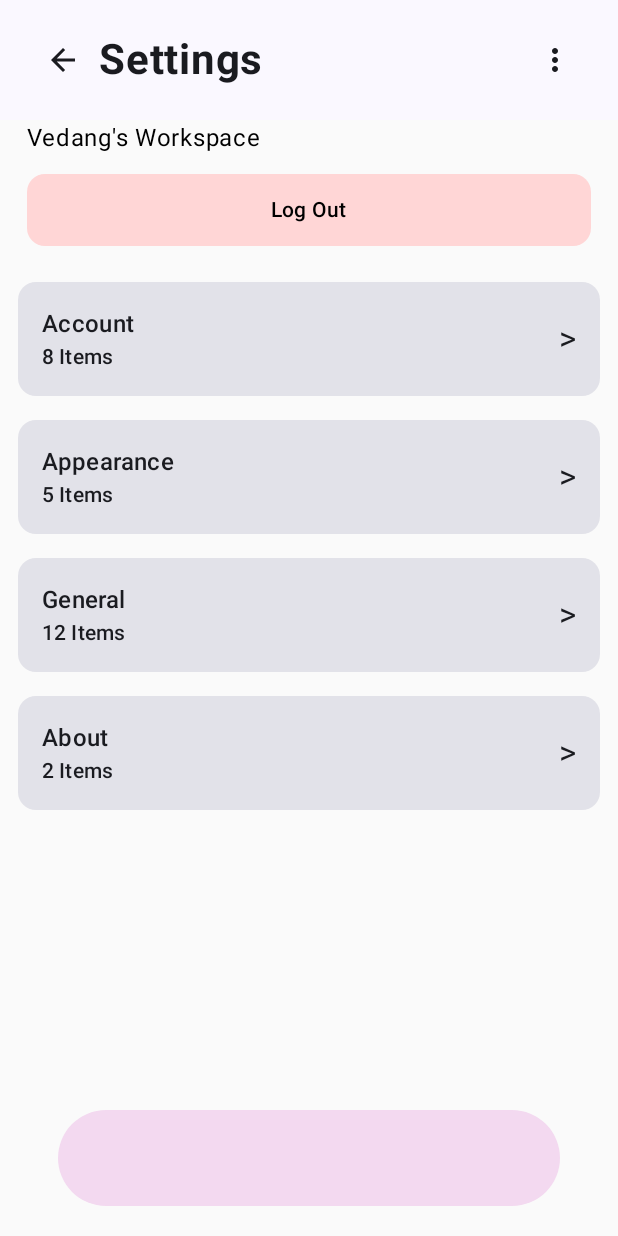
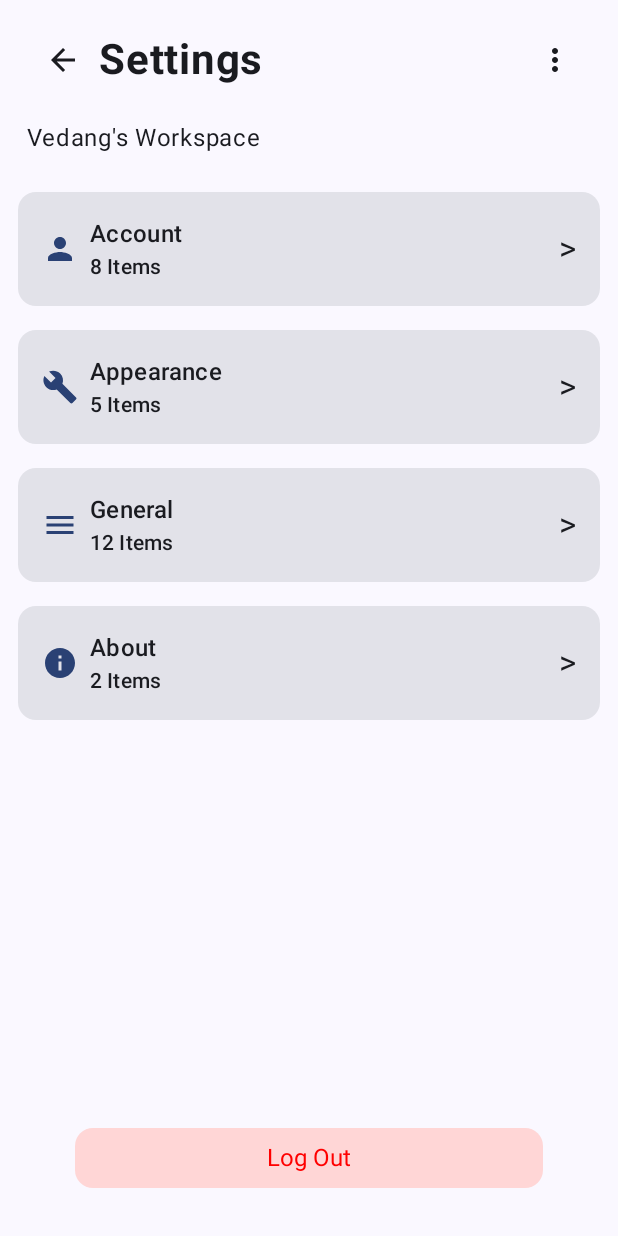
Before and after one commit to n3ominer/JustDoIt, an Android app built with Jetpack Compose: the SettingsScreen screen opened through its navigation route, on a phone screen of 412 x 824 dp. Run offline under Robolectric (Android 15) with nearby library versions, the phone set to English and light mode, and no system bars.

Commit message:
Fixed dome code for UI purpose
- Theme colors
- Padding

```diff
--- a/app/src/main/java/com/example/justdoit/ui/components/BottomBar.kt
+++ b/app/src/main/java/com/example/justdoit/ui/components/BottomBar.kt
@@ -15,6 +15,9 @@ import androidx.compose.material.icons.Icons
 import androidx.compose.material.icons.filled.Add
 import androidx.compose.material.icons.filled.Home
 import androidx.compose.material.icons.filled.Person
+import androidx.compose.material.icons.outlined.Home
+import androidx.compose.material.icons.outlined.Person
+import androidx.compose.material3.MaterialTheme
 import androidx.compose.ui.tooling.preview.Preview
 
 /**
@@ -26,8 +29,10 @@ fun FloatingBottomBar(onHome: () -> Unit = {}, onAddClicked: () -> Unit = {}, on
     Box(
         modifier = Modifier
             .fillMaxWidth()
-            .padding(16.dp),
-        contentAlignment = Alignment.BottomCenter
+            .padding(16.dp)
+            .padding(horizontal = 24.dp)
+            .padding(bottom = 8.dp),
+        contentAlignment = Alignment.BottomCenter,
     ) {
         // Fond arrondi
         Row(
@@ -41,7 +46,12 @@ fun FloatingBottomBar(onHome: () -> Unit = {}, onAddClicked: () -> Unit = {}, on
             horizontalArrangement = Arrangement.SpaceBetween
         ) {
             IconButton(onClick = onHome) {
-                Icon(imageVector = Icons.Default.Home, contentDescription = "Home")
+                Icon(
+                    imageVector = Icons.Outlined.Home,
+                    contentDescription = "Home",
+                    tint = Color(0xFFA185DA),
+                    modifier = Modifier.size(45.dp)
+                )
             }
 
             // Bouton + central
@@ -58,7 +68,12 @@ fun FloatingBottomBar(onHome: () -> Unit = {}, onAddClicked: () -> Unit = {}, on
             }
 
             IconButton(onClick = onProfile) {
-                Icon(imageVector = Icons.Default.Person, contentDescription = "Profile")
+                Icon(
+                    imageVector = Icons.Outlined.Person,
+                    contentDescription = "Profile",
+                    tint = Color(0xFFA185DA),
+                    modifier = Modifier.size(45.dp)
+                )
             }
         }
     }
--- a/app/src/main/java/com/example/justdoit/ui/components/NoteCard.kt
+++ b/app/src/main/java/com/example/justdoit/ui/components/NoteCard.kt
@@ -1,9 +1,11 @@
 package com.example.justdoit.ui.components
 
+import android.provider.CalendarContract
 import androidx.compose.foundation.background
 import androidx.compose.foundation.clickable
 import androidx.compose.foundation.layout.*
 import androidx.compose.foundation.shape.RoundedCornerShape
+import androidx.compose.material3.MaterialTheme
 import androidx.compose.material3.Surface
 import androidx.compose.material3.Text
 import androidx.compose.runtime.Composable
@@ -38,8 +40,8 @@ fun NoteCard(note: Note, onClick: () -> Unit) {
         shadowElevation = 0.dp
     ) {
         Column(modifier = Modifier.padding(12.dp), verticalArrangement = Arrangement.SpaceBetween) {
-            Text(text = note.title, fontWeight = FontWeight.Bold, fontSize = 16.sp)
-            Text(text = note.content.take(80) + if (note.content.length > 80) "..." else "", fontSize = 12.sp)
+            Text(text = note.title, fontWeight = FontWeight.Bold, fontSize = 16.sp, color = Color.Black)
+            Text(text = note.content.take(80) + if (note.content.length > 80) "..." else "", fontSize = 12.sp, color = Color.Black)
         }
     }
 }
--- a/app/src/main/java/com/example/justdoit/ui/screen/DetailScreen.kt
+++ b/app/src/main/java/com/example/justdoit/ui/screen/DetailScreen.kt
@@ -3,7 +3,6 @@ package com.example.justdoit.ui.screen
 import android.annotation.SuppressLint
 import androidx.compose.foundation.layout.*
 import androidx.compose.material3.Button
-import androidx.compose.material3.FloatingActionButton
 import androidx.compose.material3.MaterialTheme
 import androidx.compose.material3.Surface
 import androidx.compose.material3.Text
--- a/app/src/main/java/com/example/justdoit/ui/screen/HomeScreen.kt
+++ b/app/src/main/java/com/example/justdoit/ui/screen/HomeScreen.kt
@@ -35,8 +35,9 @@ fun HomeScreen(
     onOpenNote: (Int) -> Unit,
     onOpenSettings: () -> Unit
 ) {
-    Column(modifier = Modifier.fillMaxSize()) {
-        TopBar(title = "My Notes", showBack = false, onMore = onOpenSettings)
+    Surface {
+        Column(modifier = Modifier.fillMaxSize().padding(top = 8.dp)) {
+            TopBar(title = "Jus Do It !", showBack = false, onMore = onOpenSettings)
 
             Text(
                 text = "${viewModel.notes.size} Notes",
@@ -91,10 +92,11 @@ fun HomeScreen(
 
             // Floating bottom bar (déclenche l'ajout via le ViewModel)
             FloatingBottomBar(
-            onHome = {},
+                onHome = { /* Refresh les notes depuis un webservice*/ },
                 onAddClicked = { viewModel.addSampleNote() },
                 onProfile = { onOpenSettings() }
             )
+        }
     }
 }
 
--- a/app/src/main/java/com/example/justdoit/ui/screen/SettingsScreen.kt
+++ b/app/src/main/java/com/example/justdoit/ui/screen/SettingsScreen.kt
@@ -1,15 +1,24 @@
 package com.example.justdoit.ui.screen
 
 import android.annotation.SuppressLint
+import android.content.res.Configuration.UI_MODE_NIGHT_YES
+import android.graphics.drawable.Icon
 import android.widget.Space
 import androidx.compose.foundation.layout.*
 import androidx.compose.foundation.layout.Arrangement
 import androidx.compose.foundation.shape.RoundedCornerShape
+import androidx.compose.material.icons.Icons
+import androidx.compose.material.icons.filled.Build
+import androidx.compose.material.icons.filled.Info
+import androidx.compose.material.icons.filled.Menu
+import androidx.compose.material.icons.filled.Person
+import androidx.compose.material.icons.filled.Settings
 import androidx.compose.material3.Button
 import androidx.compose.material3.ButtonDefaults
 import androidx.compose.material3.Card
 import androidx.compose.material3.CardDefaults
 import androidx.compose.material3.CardElevation
+import androidx.compose.material3.Icon
 import androidx.compose.material3.MaterialTheme
 import androidx.compose.material3.Surface
 import androidx.compose.material3.Text
@@ -20,6 +29,7 @@ import androidx.compose.ui.unit.dp
 import com.example.justdoit.ui.components.TopBar
 import com.example.justdoit.NotesViewModel
 import androidx.compose.ui.graphics.Color
+import androidx.compose.ui.text.TextStyle
 import androidx.compose.ui.tooling.preview.Preview
 
 /**
@@ -28,10 +38,63 @@ import androidx.compose.ui.tooling.preview.Preview
  */
 @Composable
 fun SettingsScreen(onBack: () -> Unit, viewModel: NotesViewModel) {
+    Surface {
         Column(modifier = Modifier.fillMaxSize()) {
             TopBar(title = "Settings", showBack = true, onBack = onBack)
 
             Text(text = "Vedang's Workspace", modifier = Modifier.padding(start = 18.dp))
+
+            Spacer(modifier = Modifier.height(16.dp))
+
+            // Liste de sections
+            Column(modifier = Modifier.padding(horizontal = 12.dp)) {
+                SettingsRow(
+                    icon = {
+                        Icon(
+                            imageVector = Icons.Default.Person,
+                            contentDescription = "Settings Icon",
+                            tint = MaterialTheme.colorScheme.primary
+                        )
+                    },
+                    title = "Account",
+                    subtitle = "8 Items"
+                )
+                SettingsRow(
+                    icon = {
+                        Icon(
+                            imageVector = Icons.Default.Build,
+                            contentDescription = "Settings Icon",
+                            tint = MaterialTheme.colorScheme.primary
+                        )
+                    },
+                    title = "Appearance",
+                    subtitle = "5 Items"
+                )
+                SettingsRow(
+                    icon = {
+                        Icon(
+                            imageVector = Icons.Default.Menu,
+                            contentDescription = "Settings Icon",
+                            tint = MaterialTheme.colorScheme.primary
+                        )
+                    },
+                    title = "General",
+                    subtitle = "12 Items"
+                )
+                SettingsRow(
+                    icon = {
+                        Icon(
+                            imageVector = Icons.Default.Info,
+                            contentDescription = "Settings Icon",
+                            tint = MaterialTheme.colorScheme.primary
+                        )
+                    },
+                    title = "About",
+                    subtitle = "2 Items"
+                )
+            }
+
+            Spacer(modifier = Modifier.weight(1f))
 
             Spacer(modifier = Modifier.height(12.dp))
 
@@ -39,44 +102,31 @@ fun SettingsScreen(onBack: () -> Unit, viewModel: NotesViewModel) {
             Button(
                 onClick = { /* logout */ },
                 modifier = Modifier
-                .padding(horizontal = 18.dp)
+                    .padding(horizontal = 18.dp,)
                     .fillMaxWidth()
-                .height(48.dp),
+                    .height(40.dp)
+                    .padding(horizontal = 32.dp),
                 colors = ButtonDefaults.buttonColors(containerColor = Color(0xFFFFD6D6)),
                 shape = RoundedCornerShape(12.dp)
             ) {
-            Text("Log Out", color = Color.Black)
+                Text(
+                    "Log Out",
+                    color = Color.Red,
+                    style = TextStyle(fontSize = MaterialTheme.typography.titleMedium.fontSize)
+                )
             }
 
-        Spacer(modifier = Modifier.height(16.dp))
-
-        // Liste de sections
-        Column(modifier = Modifier.padding(horizontal = 12.dp)) {
-            SettingsRow(title = "Account", subtitle = "8 Items")
-            SettingsRow(title = "Appearance", subtitle = "5 Items")
-            SettingsRow(title = "General", subtitle = "12 Items")
-            SettingsRow(title = "About", subtitle = "2 Items")
-        }
-
-        Spacer(modifier = Modifier.weight(1f))
-
-        // Bottom bar identique
-        Box(modifier = Modifier.fillMaxWidth(), contentAlignment = Alignment.Center) {
-            // On réutilise visuellement un simple bouton central
-            Surface(
-                modifier = Modifier
-                    .padding(20.dp)
-                    .fillMaxWidth(0.9f)
-                    .height(64.dp),
-                color = Color(0xFFF3D9F0),
-                shape = RoundedCornerShape(32.dp)
-            ) {}
+            Spacer(modifier = Modifier.height(32.dp))
         }
     }
 }
 
 @Composable
-private fun SettingsRow(title: String, subtitle: String) {
+fun SettingsRow(
+    icon: @Composable () -> Unit, // Paramètre pour une icône dynamique
+    title: String,
+    subtitle: String
+) {
     Card(
         modifier = Modifier
             .fillMaxWidth()
@@ -84,13 +134,19 @@ private fun SettingsRow(title: String, subtitle: String) {
         colors = CardDefaults.cardColors(),
         shape = RoundedCornerShape(12.dp)
     ) {
-        Row(modifier = Modifier.padding(16.dp).fillMaxWidth(), horizontalArrangement = Arrangement.SpaceBetween) {
-            Column {
+        Row(
+            modifier = Modifier.padding(16.dp).fillMaxWidth(),
+            horizontalArrangement = Arrangement.SpaceBetween
+        ) {
+            Row(verticalAlignment = Alignment.CenterVertically) { // Aligner l'icône et le texte verticalement
+                icon() // Affiche l'icône passée dynamiquement
+                Column(
+                    modifier = Modifier.padding(start = 8.dp) // Espacement entre l'icône et le texte
+                ) {
                     Text(title, style = MaterialTheme.typography.titleMedium)
                     Text(subtitle, style = MaterialTheme.typography.titleSmall)
                 }
-
-
+            }
             Text(">", style = MaterialTheme.typography.titleLarge, modifier = Modifier.align(Alignment.CenterVertically))
         }
     }
@@ -98,7 +154,8 @@ private fun SettingsRow(title: String, subtitle: String) {
 
 @SuppressLint("ViewModelConstructorInComposable")
 @Composable
-@Preview
+@Preview(uiMode = UI_MODE_NIGHT_YES)
 fun SettingsScreenPreview() {
+
     SettingsScreen(onBack = {}, viewModel = NotesViewModel())
 }
--- a/app/src/main/java/com/example/justdoit/ui/theme/Theme.kt
+++ b/app/src/main/java/com/example/justdoit/ui/theme/Theme.kt
@@ -12,11 +12,6 @@ import androidx.compose.ui.graphics.Color
 import androidx.compose.runtime.Composable
 import androidx.compose.ui.platform.LocalContext
 
-private val DarkColorScheme = darkColorScheme(
-    primary = Purple80,
-    secondary = PurpleGrey80,
-    tertiary = Pink80
-)
 
 // Couleurs pastel inspirées de l'UI
 private val Purple = Color(0xFF8E6BD9)
@@ -24,6 +19,12 @@ private val LightPink = Color(0xFFF3D9F0)
 private val LightSurface = Color(0xFFF7F3FB)
 private val OnSurface = Color(0xFF222222)
 
+private val DarkColorScheme = darkColorScheme(
+    primary = Purple80,
+    secondary = PurpleGrey80,
+    tertiary = Pink80,
+    onSurface = OnSurface,
+)
 private val LightColorScheme = lightColorScheme(
     primary = Purple,
     secondary = LightPink,
```
Lines whose indentation alone changed are shown as unchanged.
